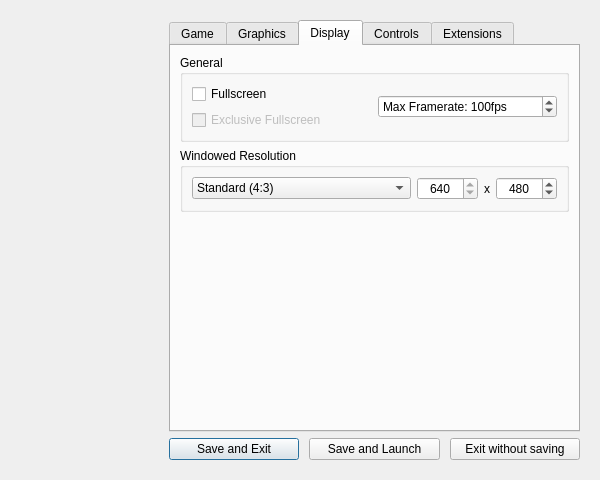
First picture: the form in CONFIG/res/maindialog.ui, repository isledecomp/isle-portable, before the edit.
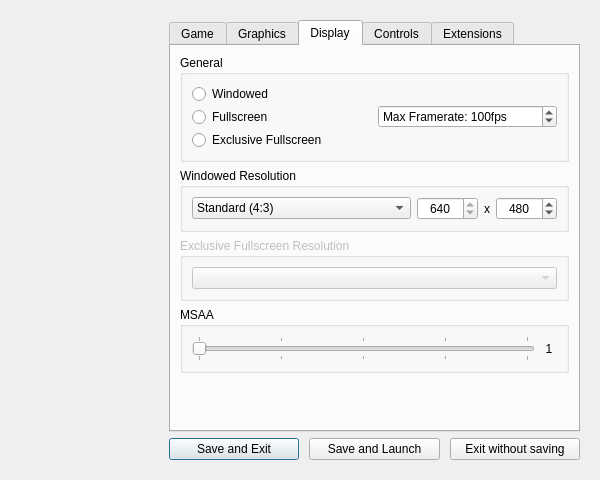
Second picture: the form after the edit. The open tabs and pages were chosen to show the change. Icons and pictures are not drawn.

Commit message:
Add MSAA to `isle-config`, improve Exclusive Fullscreen resolution options. (#638)
* Add dropdown for exclusive fullscreen resolutions

* Add MSAA support

* Make clang-format happy

* Fix tab order

* Make clang-format happy again

Diff of the .ui file:
```diff
--- a/CONFIG/res/maindialog.ui
+++ b/CONFIG/res/maindialog.ui
@@ -602,8 +602,59 @@
             <property name="title">
              <string>General</string>
             </property>
-            <layout class="QGridLayout" name="gridLayout_3">
-             <item row="0" column="1">
+            <layout class="QHBoxLayout" name="horizontalLayout_9">
+             <item>
+              <widget class="QWidget" name="fullscreenRadioContainer_2" native="true">
+               <property name="sizePolicy">
+                <sizepolicy hsizetype="Preferred" vsizetype="Fixed">
+                 <horstretch>0</horstretch>
+                 <verstretch>0</verstretch>
+                </sizepolicy>
+               </property>
+               <property name="toolTip">
+                <string>&lt;html&gt;&lt;head/&gt;&lt;body&gt;&lt;p&gt;&lt;span style=&quot; font-weight:700;&quot;&gt;Windowed:&lt;/span&gt; Runs in a window, the initial resolution of which is dictated by Windowed Resolution. &lt;/p&gt;&lt;p&gt;&lt;span style=&quot; font-weight:700;&quot;&gt;Fullscreen:&lt;/span&gt; Runs in a borderless window that consumes the entire screen. &lt;/p&gt;&lt;p&gt;&lt;span style=&quot; font-weight:700;&quot;&gt;Exclusive Fullscreen:&lt;/span&gt; Grants the app full control of the display for better performance and lower input lag. May cause slower alt-tabbing.&lt;/p&gt;&lt;/body&gt;&lt;/html&gt;</string>
+               </property>
+               <layout class="QVBoxLayout" name="fullscreenRadioContainer">
+                <property name="spacing">
+                 <number>3</number>
+                </property>
+                <property name="leftMargin">
+                 <number>0</number>
+                </property>
+                <property name="topMargin">
+                 <number>0</number>
+                </property>
+                <property name="rightMargin">
+                 <number>0</number>
+                </property>
+                <property name="bottomMargin">
+                 <number>0</number>
+                </property>
+                <item>
+                 <widget class="QRadioButton" name="windowedRadioButton">
+                  <property name="text">
+                   <string>Windowed</string>
+                  </property>
+                 </widget>
+                </item>
+                <item>
+                 <widget class="QRadioButton" name="fullscreenRadioButton">
+                  <property name="text">
+                   <string>Fullscreen</string>
+                  </property>
+                 </widget>
+                </item>
+                <item>
+                 <widget class="QRadioButton" name="exFullscreenRadioButton">
+                  <property name="text">
+                   <string>Exclusive Fullscreen</string>
+                  </property>
+                 </widget>
+                </item>
+               </layout>
+              </widget>
+             </item>
+             <item>
               <widget class="QSpinBox" name="framerateSpinBox">
                <property name="toolTip">
                 <string>&lt;html&gt;&lt;head/&gt;&lt;body&gt;&lt;p&gt;Maximum framerate. Values above 100fps are untested.&lt;/p&gt;&lt;/body&gt;&lt;/html&gt;</string>
@@ -622,33 +673,6 @@
                </property>
               </widget>
              </item>
-             <item row="0" column="0">
-              <layout class="QVBoxLayout" name="fullscreenCheckboxContainer">
-               <item>
-                <widget class="QCheckBox" name="fullscreenCheckBox">
-                 <property name="toolTip">
-                  <string>Toggle fullscreen display mode.</string>
-                 </property>
-                 <property name="text">
-                  <string>Fullscreen</string>
-                 </property>
-                </widget>
-               </item>
-               <item>
-                <widget class="QCheckBox" name="exclusiveFullscreenCheckbox">
-                 <property name="enabled">
-                  <bool>false</bool>
-                 </property>
-                 <property name="toolTip">
-                  <string>Grants the app full control of the display for better performance and lower input lag. May cause slower alt-tabbing.</string>
-                 </property>
-                 <property name="text">
-                  <string>Exclusive Fullscreen</string>
-                 </property>
-                </widget>
-               </item>
-              </layout>
-             </item>
             </layout>
            </widget>
           </item>
@@ -764,6 +788,72 @@
             </layout>
            </widget>
           </item>
+          <item>
+           <widget class="QGroupBox" name="exFullResContainer">
+            <property name="enabled">
+             <bool>false</bool>
+            </property>
+            <property name="title">
+             <string>Exclusive Fullscreen Resolution</string>
+            </property>
+            <layout class="QVBoxLayout" name="verticalLayout_4">
+             <item>
+              <widget class="QComboBox" name="exFullResComboBox">
+               <property name="placeholderText">
+                <string>Resolution</string>
+               </property>
+              </widget>
+             </item>
+            </layout>
+           </widget>
+          </item>
+          <item>
+           <widget class="QGroupBox" name="msaaBox">
+            <property name="title">
+             <string>MSAA</string>
+            </property>
+            <layout class="QHBoxLayout" name="horizontalLayout_3">
+             <item>
+              <widget class="QSlider" name="msaaSlider">
+               <property name="minimum">
+                <number>0</number>
+               </property>
+               <property name="maximum">
+                <number>4</number>
+               </property>
+               <property name="pageStep">
+                <number>1</number>
+               </property>
+               <property name="orientation">
+                <enum>Qt::Orientation::Horizontal</enum>
+               </property>
+               <property name="tickPosition">
+                <enum>QSlider::TickPosition::TicksBothSides</enum>
+               </property>
+               <property name="tickInterval">
+                <number>1</number>
+               </property>
+              </widget>
+             </item>
+             <item>
+              <widget class="QLabel" name="msaaNum">
+               <property name="minimumSize">
+                <size>
+                 <width>16</width>
+                 <height>0</height>
+                </size>
+               </property>
+               <property name="text">
+                <string>1</string>
+               </property>
+               <property name="alignment">
+                <set>Qt::AlignmentFlag::AlignCenter</set>
+               </property>
+              </widget>
+             </item>
+            </layout>
+           </widget>
+          </item>
           <item>
            <spacer name="verticalSpacer_4">
             <property name="orientation">
@@ -772,7 +862,7 @@
             <property name="sizeHint" stdset="0">
              <size>
               <width>20</width>
-              <height>40</height>
+              <height>0</height>
              </size>
             </property>
            </spacer>
```
Left out of the diff: 30 changed lines with no effect on the pictures. The commit also changes 6 other files.
